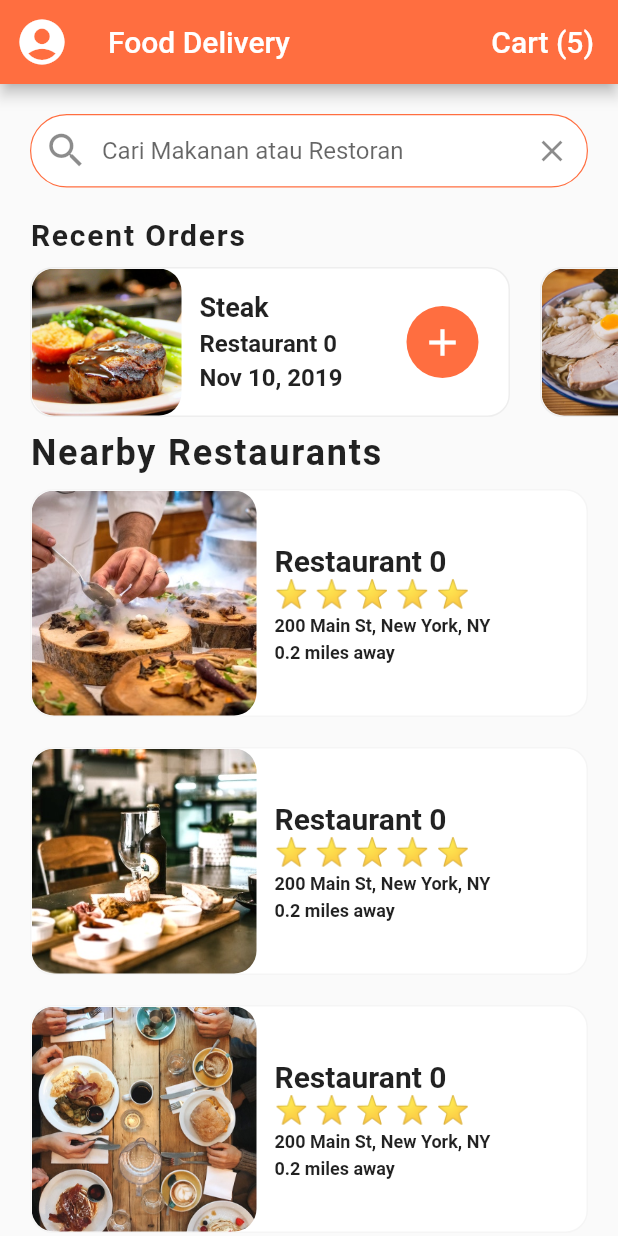
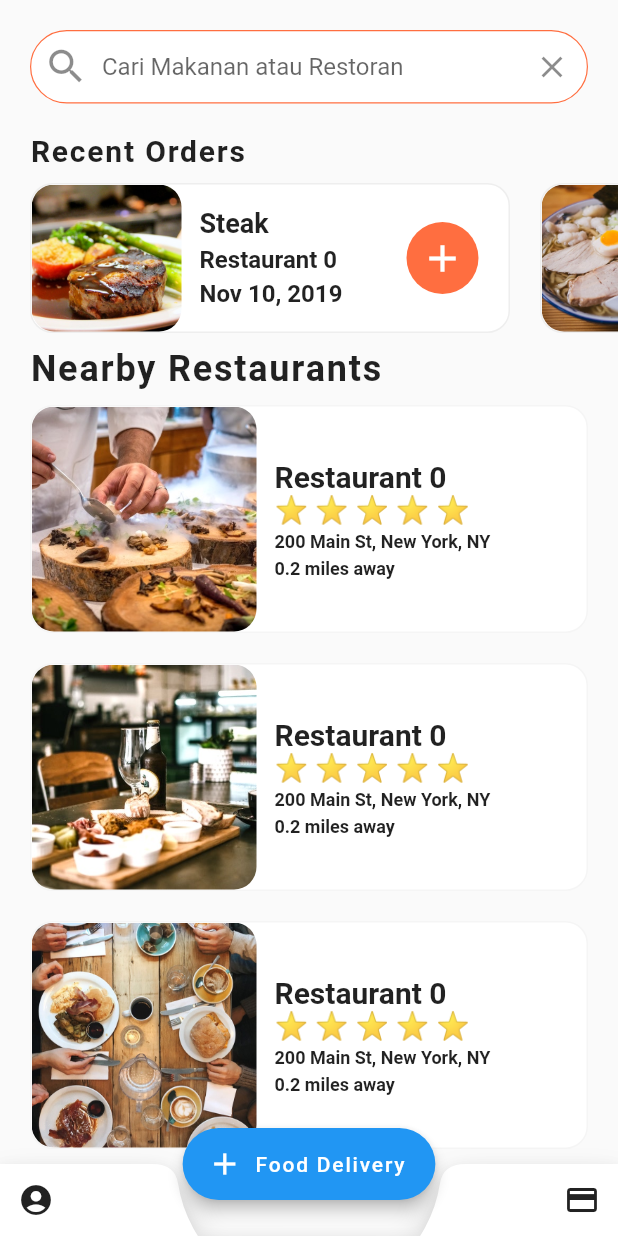
Before and after one commit to Tobils/dev-app, a Flutter app: the screen it shows after launch, on a phone screen of 412 x 824 dp. Run offline on Flutter 3.47's test engine with Material 2 defaults, Android fonts, the phone set to English and light mode, and no system bars.

Commit message:
add google sign in ui

```diff
--- a/food_delivery_ui/lib/screens/home_screen.dart
+++ b/food_delivery_ui/lib/screens/home_screen.dart
@@ -83,24 +83,58 @@ class _HomeScreenState extends State<HomeScreen> {
   @override
   Widget build(BuildContext context) {
     return Scaffold(
-      appBar: AppBar(
-        leading: IconButton(
-          icon: Icon(Icons.account_circle),
-          iconSize: 36.0,
+      // appBar: AppBar(
+      //   leading: IconButton(
+      //     icon: Icon(Icons.account_circle),
+      //     iconSize: 36.0,
+      //     onPressed: () {},
+      //   ),
+      //   title: Center(
+      //     child: Text("Food Delivery"),
+      //   ),
+      //   actions: <Widget>[
+      //     FlatButton(
+      //         child: Text('Cart (${currentUser.cart.length})',
+      //             style: TextStyle(color: Colors.white, fontSize: 20.0)),
+      //         onPressed: () => Navigator.push(
+      //               context,
+      //               MaterialPageRoute(
+      //                 builder: (_) => CartScreen(),
+      //               ),
+      //             )),
+      //   ],
+      // ),
+      floatingActionButtonLocation: FloatingActionButtonLocation.centerDocked,
+      floatingActionButton: FloatingActionButton.extended(
+        elevation: 4.0,
+        icon: const Icon(Icons.add),
+        label: const Text('Food Delivery'),
         onPressed: () {},
       ),
-        title: Text("Food Delivery"),
-        actions: <Widget>[
-          FlatButton(
-              child: Text('Cart (${currentUser.cart.length})',
-                  style: TextStyle(color: Colors.white, fontSize: 20.0)),
-              onPressed: () => Navigator.push(
+      bottomNavigationBar: BottomAppBar(
+        shape: CircularNotchedRectangle(),
+        notchMargin: 4.0,
+        child: new Row(
+          mainAxisSize: MainAxisSize.max,
+          mainAxisAlignment: MainAxisAlignment.spaceBetween,
+          children: <Widget>[
+            IconButton(
+              icon: Icon(Icons.account_circle),
+              onPressed: () {},
+            ),
+            IconButton(
+              icon: Icon(Icons.payment),
+              onPressed: () => {
+                Navigator.push(
                   context,
                   MaterialPageRoute(
                     builder: (_) => CartScreen(),
                   ),
-                  )),
+                )
+              },
+            ),
           ],
+        ),
       ),
       body: ListView(
         children: <Widget>[
@@ -118,15 +152,19 @@ class _HomeScreenState extends State<HomeScreen> {
                 enabledBorder: OutlineInputBorder(
                     borderRadius: BorderRadius.circular(30.0),
                     borderSide: BorderSide(
-                              width: 0.8,
-                              color: Theme.of(context).primaryColor)),
+                        width: 0.8, color: Theme.of(context).primaryColor)),
                 hintText: "Cari Makanan atau Restoran",
                 prefixIcon: Icon(
                   Icons.search,
                   size: 30.0,
                 ),
                 suffixIcon: IconButton(
-                          icon: Icon(Icons.clear), onPressed: () {})))),
+                  icon: Icon(Icons.clear),
+                  onPressed: () {},
+                ),
+              ),
+            ),
+          ),
           RecentOrders(),
           Column(
             crossAxisAlignment: CrossAxisAlignment.start,
--- /dev/null
+++ b/sign_in_flutter/lib/main.dart
@@ -0,0 +1,15 @@
+import 'package:flutter/material.dart';
+import 'package:sign_in_flutter/login_page.dart';
+
+void main() => runApp(MyApp());
+
+class MyApp extends StatelessWidget {
+  @override
+  Widget build(BuildContext context) {
+    return MaterialApp(
+      title: 'Flutter Login',
+      theme: ThemeData(primarySwatch: Colors.blue),
+      home: LoginPage(),
+    );
+  }
+}
```
Also changed, not shown: sign_in_flutter/lib/login_page.dart (added, +62 -0 lines), sign_in_flutter/pubspec.yaml (added, +72 -0 lines), food_delivery_ui/screen-shot/appbar.png (renamed from food_delivery_ui/screen-shot/appbar-search-panel.png), sign_in_flutter/assets/google_logo.png (added), sign_in_flutter/pubspec.lock (added), 60 other files. Lines whose indentation alone changed are shown as unchanged.
